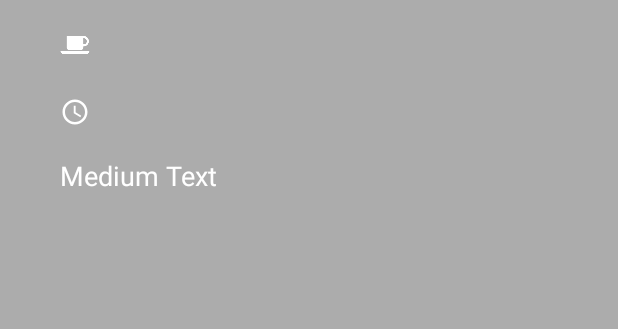
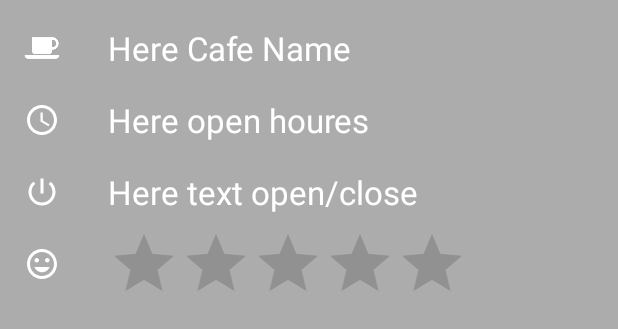
Before and after one commit to Agrassx/CoffeeMap, an Android app: the layout bottom_sheet.xml on its own in the app's theme, with its tools: preview values and no code run, on a phone screen of 412 x 824 dp. Shown: the top 329 px of the screen. Run offline under Robolectric (Android 15) with nearby library versions, the phone set to English and light mode, and no system bars; network calls fail.

Commit message:
Refactoring code, bottomSheet in Material Design, start rating and open hours branch

```diff
--- /dev/null
+++ b/app/src/main/res/drawable/ic_open_close_cafe_24dp.xml
@@ -0,0 +1,9 @@
+<vector xmlns:android="http://schemas.android.com/apk/res/android"
+        android:width="24dp"
+        android:height="24dp"
+        android:viewportWidth="24.0"
+        android:viewportHeight="24.0">
+    <path
+        android:fillColor="#ffffff"
+        android:pathData="M13,3h-2v10h2L13,3zM17.83,5.17l-1.42,1.42C17.99,7.86 19,9.81 19,12c0,3.87 -3.13,7 -7,7s-7,-3.13 -7,-7c0,-2.19 1.01,-4.14 2.58,-5.42L6.17,5.17C4.23,6.82 3,9.26 3,12c0,4.97 4.03,9 9,9s9,-4.03 9,-9c0,-2.74 -1.23,-5.18 -3.17,-6.83z"/>
+</vector>
--- /dev/null
+++ b/app/src/main/res/drawable/ic_rating_mood__24dp.xml
@@ -0,0 +1,9 @@
+<vector xmlns:android="http://schemas.android.com/apk/res/android"
+        android:width="24dp"
+        android:height="24dp"
+        android:viewportWidth="24.0"
+        android:viewportHeight="24.0">
+    <path
+        android:fillColor="#ffffff"
+        android:pathData="M11.99,2C6.47,2 2,6.48 2,12s4.47,10 9.99,10C17.52,22 22,17.52 22,12S17.52,2 11.99,2zM12,20c-4.42,0 -8,-3.58 -8,-8s3.58,-8 8,-8 8,3.58 8,8 -3.58,8 -8,8zM15.5,11c0.83,0 1.5,-0.67 1.5,-1.5S16.33,8 15.5,8 14,8.67 14,9.5s0.67,1.5 1.5,1.5zM8.5,11c0.83,0 1.5,-0.67 1.5,-1.5S9.33,8 8.5,8 7,8.67 7,9.5 7.67,11 8.5,11zM12,17.5c2.33,0 4.31,-1.46 5.11,-3.5L6.89,14c0.8,2.04 2.78,3.5 5.11,3.5z"/>
+</vector>
--- a/app/src/main/res/layout/bottom_sheet.xml
+++ b/app/src/main/res/layout/bottom_sheet.xml
@@ -1,72 +1,114 @@
 <?xml version="1.0" encoding="utf-8"?>
-<GridLayout
+<LinearLayout
     android:layout_width="match_parent"
     android:layout_height="match_parent"
     xmlns:android="http://schemas.android.com/apk/res/android"
     android:background="#50000000"
-    android:columnCount="9"
-    android:rowCount="9">
+    android:orientation="vertical">
+
+    <LinearLayout
+        android:orientation="horizontal"
+        android:layout_width="match_parent"
+        android:layout_height="48dp"
+        android:layout_marginTop="8dp">
 
         <ImageView
-        android:layout_columnSpan="2"
-        android:layout_row="0"
-        android:layout_column="0"
-        android:layout_width="20dp"
-        android:layout_height="20dp"
-        android:layout_marginStart="40dp"
-        android:layout_marginTop="15dp"
-        android:layout_gravity="center_vertical"
+            android:layout_width="24dp"
+            android:layout_height="24dp"
+            android:layout_marginStart="16dp"
+            android:layout_marginEnd="16dp"
             android:id="@+id/imageCoffee"
-        android:src="@drawable/cafe_coffee"/>
+            android:src="@drawable/cafe_coffee"
+            android:layout_gravity="center_vertical" />
 
         <TextView
-        android:layout_row="0"
-        android:layout_columnSpan="7"
-        android:layout_marginStart="10dp"
-        android:layout_marginTop="15dp"
-        android:layout_gravity="start|center_vertical"
+            android:layout_width="wrap_content"
+            android:layout_height="wrap_content"
+            android:layout_marginStart="16dp"
+            android:layout_marginEnd="16dp"
             android:textAppearance="?android:attr/textAppearanceLarge"
-        android:text=""
+            android:text="Here Cafe Name"
             android:id="@+id/name"
             android:textColor="#ffffff"
             android:autoLink="none"
-        android:layout_column="2" />
+            android:layout_gravity="center_vertical"/>
+    </LinearLayout>
+
+
+    <LinearLayout
+        android:orientation="horizontal"
+        android:layout_width="match_parent"
+        android:layout_height="48dp">
 
         <ImageView
-        android:layout_row="1"
-        android:layout_width="20dp"
-        android:layout_height="20dp"
-        android:layout_gravity="center_vertical"
-        android:layout_marginStart="40dp"
-        android:layout_marginTop="15dp"
+            android:layout_width="24dp"
+            android:layout_height="24dp"
+            android:layout_marginStart="16dp"
+            android:layout_marginEnd="16dp"
             android:id="@+id/imageClock"
             android:src="@drawable/ic_access_time_black_48dp"
-        android:layout_column="1" />
+            android:layout_gravity="center_vertical"/>
 
         <TextView
-        android:layout_columnSpan="7"
-        android:layout_row="1"
+            android:layout_width="wrap_content"
+            android:layout_height="wrap_content"
+            android:layout_marginStart="16dp"
+            android:layout_marginEnd="16dp"
             android:textAppearance="?android:attr/textAppearanceLarge"
-        android:layout_gravity="start|center_vertical"
-        android:layout_marginStart="10dp"
-        android:layout_marginTop="15dp"
-        android:text=""
+            android:text="Here open houres"
             android:id="@+id/open_hour"
             android:textColor="#ffffff"
             android:autoLink="none"
-        android:layout_column="2" />
+            android:layout_gravity="center_vertical"/>
+    </LinearLayout>
+
+    <LinearLayout
+        android:orientation="horizontal"
+        android:layout_width="match_parent"
+        android:layout_height="48dp">
+        <ImageView
+            android:layout_width="24dp"
+            android:layout_height="24dp"
+            android:layout_marginStart="16dp"
+            android:layout_marginEnd="16dp"
+            android:id="@+id/imageOpenCloseCafe"
+            android:src="@drawable/ic_open_close_cafe_24dp"
+            android:layout_gravity="center_vertical"/>
+
         <TextView
-        android:layout_row="3"
-        android:layout_columnSpan="9"
-        android:layout_marginStart="40dp"
-        android:layout_marginTop="15dp"
-        android:textAppearance="?android:attr/textAppearanceMedium"
-        android:text="Medium Text"
+            android:textAppearance="?android:attr/textAppearanceLarge"
+            android:text="Here text open/close"
             android:id="@+id/FullOH"
             android:textColor="#ffffff"
             android:autoLink="none"
             android:layout_width="wrap_content"
             android:layout_height="wrap_content"
-        android:layout_column="0"/>
+            android:layout_marginStart="16dp"
+            android:layout_marginEnd="16dp"
+            android:layout_gravity="center_vertical"/>
+    </LinearLayout>
+    <LinearLayout
+        android:orientation="horizontal"
+        android:layout_width="match_parent"
+        android:layout_height="48dp"
+        android:layout_marginBottom="8dp">
+        <ImageView
+            android:layout_width="24dp"
+            android:layout_height="24dp"
+            android:layout_marginStart="16dp"
+            android:layout_marginEnd="16dp"
+            android:id="@+id/imageRatingCafe"
+            android:src="@drawable/ic_rating_mood__24dp"
+            android:layout_gravity="center_vertical"/>
 
-</GridLayout>
+        <RatingBar
+            android:layout_width="wrap_content"
+            android:layout_height="wrap_content"
+            android:layout_marginStart="16dp"
+            android:layout_marginEnd="16dp"
+            android:isIndicator="true"
+            android:id="@+id/ratingCafeBS" />
+
+    </LinearLayout>
+
+</LinearLayout>
```
Also changed, not shown: app/src/main/java/com/agrass/coffeemap/CafeItem.java (+23 -19 lines), app/src/main/java/com/agrass/coffeemap/Location.java (deleted, +0 -20 lines), app/src/main/java/layout/MapFragment.java (+122 -104 lines). Lines whose indentation alone changed are shown as unchanged.
